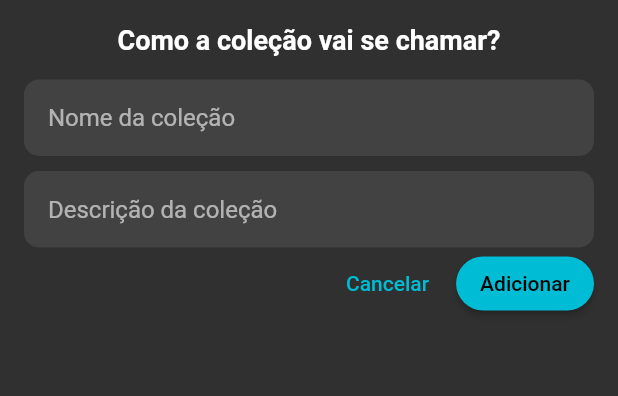
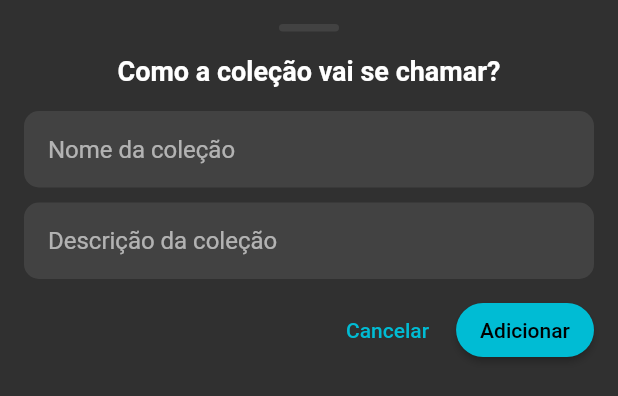
Before and after one commit to diegowinter/Notebook, a Flutter app: the AddCollectionModal widget shown alone on an empty page, opened directly, on a phone screen of 412 x 824 dp. Shown: the top 396 px of the screen. Run offline on Flutter 3.47's test engine with Material 2 defaults, Android fonts, the phone set to English and light mode, and no system bars; our stand-ins replace flutter_markdown, shared_preferences; missing offline and left inert: markdown; accounts and stored records are empty.

Commit message:
change AddCollectionModal style

```diff
--- a/lib/widgets/add_collection_modal.dart
+++ b/lib/widgets/add_collection_modal.dart
@@ -114,6 +114,15 @@ class _AddCollectionModalState extends State<AddCollectionModal>
               : Column(
                   mainAxisSize: MainAxisSize.min,
                   children: [
+                    Container(
+                      width: 40,
+                      height: 5,
+                      decoration: BoxDecoration(
+                        borderRadius: BorderRadius.circular(5),
+                        color: Theme.of(context).inputDecorationTheme.fillColor,
+                      ),
+                    ),
+                    SizedBox(height: 16),
                     Text(
                       'Como a coleção vai se chamar?',
                       style: TextStyle(
@@ -159,6 +168,7 @@ class _AddCollectionModalState extends State<AddCollectionModal>
                         ],
                       ),
                     ),
+                    SizedBox(height: 10),
                     Row(
                       mainAxisAlignment: MainAxisAlignment.end,
                       crossAxisAlignment: CrossAxisAlignment.center,
```
